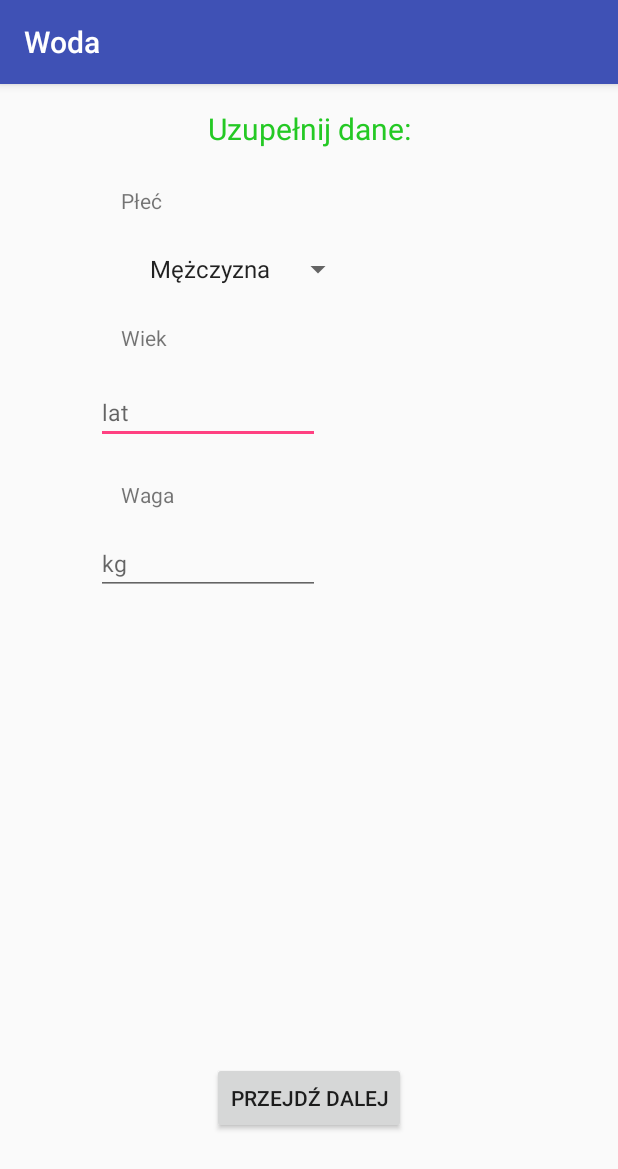
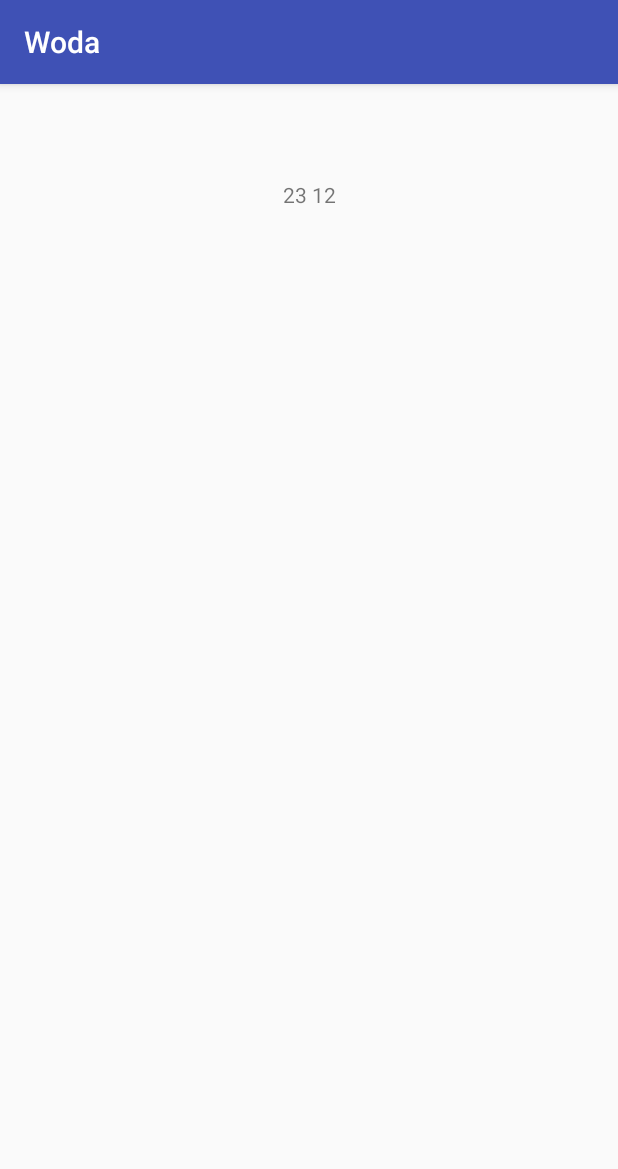
Before and after one commit to basiar/Woda, an Android app: the screen it shows after launch (MainActivity before the commit, Main2Activity after it), after a tap on "PRZEJDŹ DALEJ", on a phone screen of 412 x 824 dp. Shown: the top 1169 px of the screen. Run offline under Robolectric (Android 15) with nearby library versions, the phone set to English and light mode, and no system bars.

Commit message:
Przesyłanie obiektu do innej aktywności

```diff
--- a/app/src/main/java/com/example/dawid/woda/DaneUzytkownika.java
+++ b/app/src/main/java/com/example/dawid/woda/DaneUzytkownika.java
@@ -1,13 +1,49 @@
 package com.example.dawid.woda;
+
+import android.util.Log;
+import android.widget.EditText;
+
+import java.io.Serializable;
 
 /**
  * Created by Dawid on 05.03.2018.
  */
 
-public class DaneUzytkownika {
+public class DaneUzytkownika implements Serializable {
 
     private String plec;
     private int wiek;
+    private int waga;
 
+    public DaneUzytkownika(){
+        this.plec = "Mężczyzna";
+        this.wiek = 1;
+        this.waga = 1;
+    }
+
+    public String getPlec() {
+        return plec;
+    }
+
+    public int getWiek() {
+        return wiek;
+    }
+    public int getWaga() {
+        return waga;
+    }
+
+    public void setPlec(String plec) {
+        this.plec = plec;
+    }
+
+    public void setWiek(int wiek) {
+        this.wiek = wiek;
+        Log.v("sds", String.valueOf(wiek));
+    }
+
+    public void setWaga(int waga) {
+        this.waga = waga;
+        Log.v("sds", String.valueOf(waga));
+    }
 
 }
--- a/app/src/main/java/com/example/dawid/woda/Main2Activity.java
+++ b/app/src/main/java/com/example/dawid/woda/Main2Activity.java
@@ -1,13 +1,29 @@
 package com.example.dawid.woda;
 
+import android.content.Intent;
 import android.support.v7.app.AppCompatActivity;
 import android.os.Bundle;
+import android.util.Log;
+import android.widget.TextView;
+
+import java.io.Serializable;
 
 public class Main2Activity extends AppCompatActivity {
+
+    TextView textView1;
 
     @Override
     protected void onCreate(Bundle savedInstanceState) {
         super.onCreate(savedInstanceState);
         setContentView(R.layout.activity_main2);
+
+        Intent intent = getIntent();
+        DaneUzytkownika daneUzytkownika = (DaneUzytkownika) intent.getSerializableExtra("dane");
+        Log.v("waga", String.valueOf(daneUzytkownika.getWaga()));
+        Log.v("wiek", String.valueOf(13));
+
+        textView1 = (TextView)findViewById(R.id.textView1);
+        textView1.setText(String.valueOf(daneUzytkownika.getWaga())+" "+ String.valueOf(daneUzytkownika.getWiek()));
+
     }
 }
--- a/app/src/main/java/com/example/dawid/woda/MainActivity.java
+++ b/app/src/main/java/com/example/dawid/woda/MainActivity.java
@@ -1,5 +1,6 @@
 package com.example.dawid.woda;
 
+import android.content.Intent;
 import android.support.v7.app.AppCompatActivity;
 import android.os.Bundle;
 import android.util.Log;
@@ -12,12 +13,19 @@ import android.widget.EditText;
 import android.widget.Spinner;
 import android.widget.Toast;
 
+import java.io.Serializable;
+
 public class MainActivity extends AppCompatActivity {
+
+    DaneUzytkownika daneUzytkownika = new DaneUzytkownika();
 
     Spinner spinner_plec;
     ArrayAdapter<CharSequence> adapter_plec;
+    String plec_wybor;
 
     EditText wiek_pole;
+    EditText waga_pole;
+
     Button dalej;
 
     @Override
@@ -32,29 +40,34 @@ public class MainActivity extends AppCompatActivity {
         spinner_plec.setOnItemSelectedListener(new AdapterView.OnItemSelectedListener() {
             @Override
             public void onItemSelected(AdapterView<?> adapterView, View view, int i, long l) {
-                String text = adapterView.getItemAtPosition(i).toString();
-                Toast.makeText(adapterView.getContext(),text,Toast.LENGTH_SHORT).show();
+                plec_wybor = adapterView.getSelectedItem().toString();
+                Toast.makeText(adapterView.getContext(),plec_wybor,Toast.LENGTH_SHORT).show();
             }
-
             @Override
-            public void onNothingSelected(AdapterView<?> adapterView) {
-
-            }
+            public void onNothingSelected(AdapterView<?> adapterView) {}
         });
 
         wiek_pole = (EditText)findViewById(R.id.wiek_pole);
+        waga_pole = (EditText)findViewById(R.id.waga_pole);
+
+        wiek_pole.setText("12");
+        waga_pole.setText("23");
+
         dalej = (Button)findViewById(R.id.dalej);
-
-
-
         dalej.setOnClickListener(new View.OnClickListener() {
             @Override
             public void onClick(View view) {
-                Log.v("tag","kliknięto przycisk dalej "+ "wiek to: "+ wiek_pole.getText());
+
+                daneUzytkownika.setPlec(plec_wybor);
+                daneUzytkownika.setWiek(Integer.parseInt(wiek_pole.getText().toString()));
+                daneUzytkownika.setWaga(Integer.parseInt(waga_pole.getText().toString()));
+
+                Intent intent = new Intent(MainActivity.this,Main2Activity.class);
+                intent.putExtra("dane",daneUzytkownika);
+                startActivity(intent);
+                //startActivity(new Intent().putExtra("daneUzytkownika", (Serializable) daneUzytkownika));
             }
         });
-
-
     }
 
 }
--- a/app/src/main/res/layout/activity_main.xml
+++ b/app/src/main/res/layout/activity_main.xml
@@ -40,7 +40,8 @@
         android:layout_marginTop="24dp"
         android:entries="@array/plec_lista"
         app:layout_constraintEnd_toEndOf="parent"
-        app:layout_constraintTop_toBottomOf="@+id/plec" />
+        app:layout_constraintTop_toBottomOf="@+id/plec"
+        android:layout_marginRight="176dp" />
 
     <TextView
         android:id="@+id/wiek"
--- a/app/src/main/res/layout/activity_main2.xml
+++ b/app/src/main/res/layout/activity_main2.xml
@@ -6,4 +6,16 @@
     android:layout_height="match_parent"
     tools:context="com.example.dawid.woda.Main2Activity">
 
+    <TextView
+        android:id="@+id/textView1"
+        android:layout_width="wrap_content"
+        android:layout_height="wrap_content"
+        android:layout_marginEnd="8dp"
+        android:layout_marginStart="8dp"
+        android:layout_marginTop="64dp"
+        android:text="TextView"
+        app:layout_constraintEnd_toEndOf="parent"
+        app:layout_constraintStart_toStartOf="parent"
+        app:layout_constraintTop_toTopOf="parent" />
+
 </android.support.constraint.ConstraintLayout>
```
